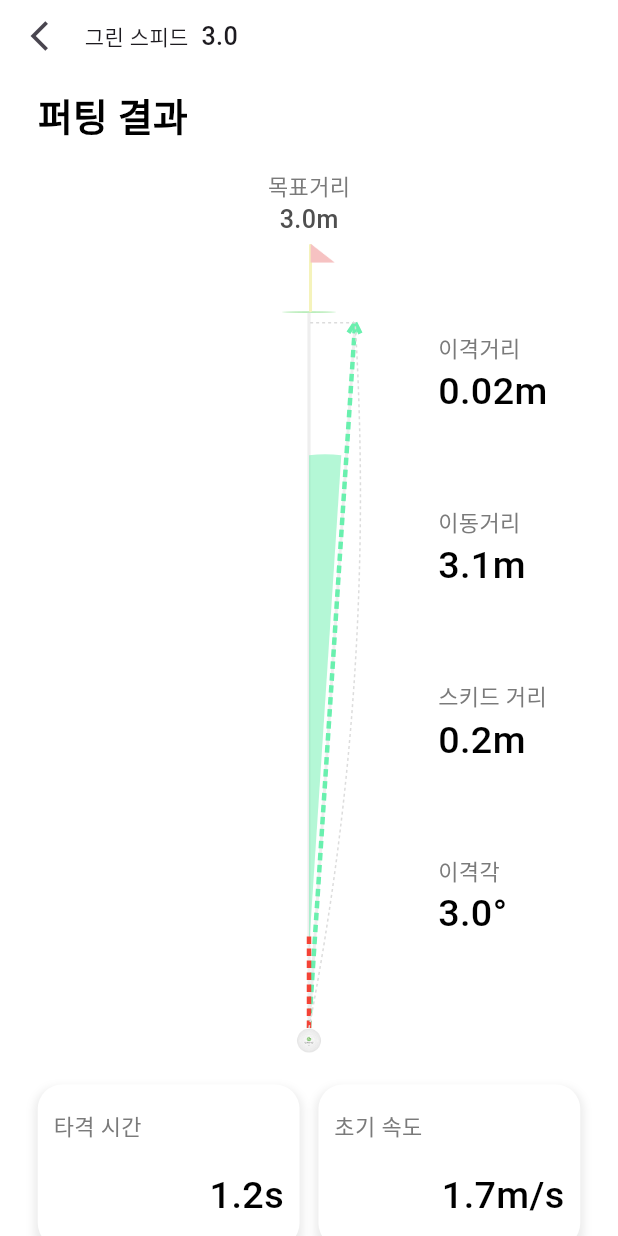
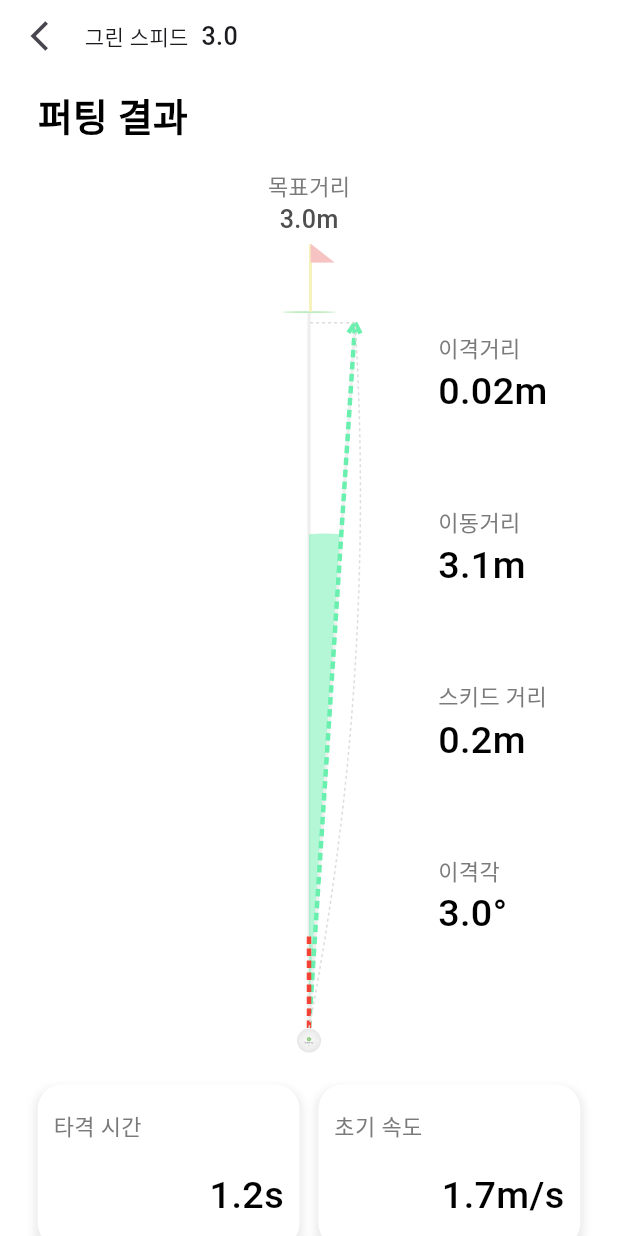
Before and after one commit to rkskdldl/ginovo_v2, a Flutter app: the screen it shows after launch, on a phone screen of 412 x 824 dp. Run offline on Flutter 3.47's test engine with Material 3 defaults, Android fonts, the light colour scheme and no system bars; our stand-ins replace flutter_screenutil; missing offline and left inert: flutter_inappwebview; statements that could not run were skipped.

Commit message:
3d 공 간헐적 로드 안되는 문제 해결  2024-12-18 commit

```diff
--- a/lib/presentation/pages/long_put_result_page.dart
+++ b/lib/presentation/pages/long_put_result_page.dart
@@ -121,7 +121,8 @@ class _LongPutResultPageState extends State<LongPutResultPage> {
                               ),
                               SizedBox(height: 16.w,),
                               //#region 매트 부분
-                              LongPutPanel(points: points, skidPoints: skidPoints,targetDistance: widget.targetDistance/100,),
+                              isTransPoints?
+                              LongPutPanel(points: points, skidPoints: skidPoints,targetDistance: widget.targetDistance/100,):Container(),
                               //#endregion
                               SizedBox(height: 20.w,),
                               Row(
--- a/lib/presentation/pages/mat_result_page.dart
+++ b/lib/presentation/pages/mat_result_page.dart
@@ -152,7 +152,7 @@ class _MatResultPageState extends State<MatResultPage> {
                               ),
                               SizedBox(height: 16.w,),
                               //#region 매트 부분
-                              MatPanel(points: points, skidPoints: skidPoints, startPoint: widget.startPoint, endPoint: widget.endPoint, isTransPoints: isTransPoints),
+                              isTransPoints?MatPanel(points: points, skidPoints: skidPoints, startPoint: widget.startPoint, endPoint: widget.endPoint, isTransPoints: isTransPoints):Container(),
                               //#endregion
                               SizedBox(height: 20.w,),
                               Row(
--- a/lib/presentation/widgets/long_put_panel.dart
+++ b/lib/presentation/widgets/long_put_panel.dart
@@ -63,7 +63,7 @@ class _LongPutPanelState extends State<LongPutPanel> {
                     bottom: 0,
                     child : SizedBox(
                         width: 132.w,
-                        height:MatCalculator.convertHeight.w,
+                        height: LongPutCalculator.convertHeight.w,
                         child: AnglePainterWidget(
                             radiusFactor: 0.7,
                             size: Size(double.maxFinite, double.maxFinite),
```
Also changed, not shown: lib/presentation/widgets/web_3d_viewer.dart (+26 -16 lines), 3 other files.
